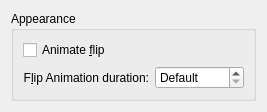
Qt form effects/flipswitch_config.ui (KDE/kwin) before a commit.
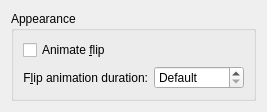
The same form after that commit.

```diff
--- a/effects/flipswitch_config.ui
+++ b/effects/flipswitch_config.ui
@@ -26,7 +26,7 @@
       <item row="1" column="0" >
        <widget class="QLabel" name="label_3" >
         <property name="text" >
-         <string>F&amp;lip Animation duration:</string>
+         <string>F&amp;lip animation duration:</string>
         </property>
         <property name="alignment" >
          <set>Qt::AlignRight|Qt::AlignTrailing|Qt::AlignVCenter</set>
```
